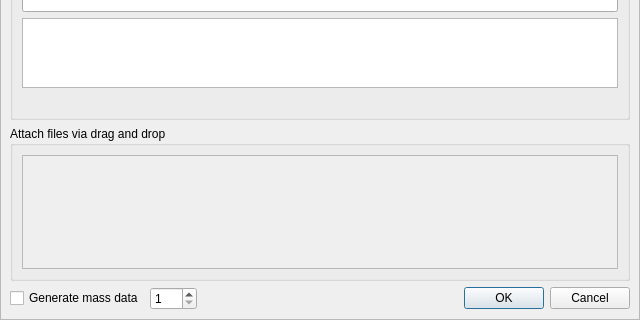
The window that retroshare-gui/src/gui/gxsforums/CreateGxsForumMsg.ui (RetroShare/RetroShare) describes before a commit, drawn with Qt 5; both pictures show x 0 to 640 and y 148 to 468 of the 640 by 468 pixel window.
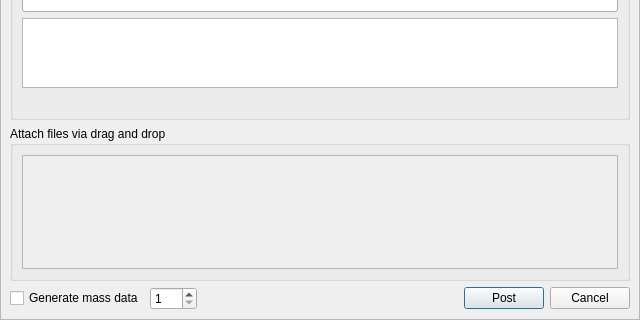
The same window after the commit. Icons and pictures are not drawn. Custom widgets are drawn as their Qt base class.

Commit message:
Changed the buttons to use QPushButton which is easier with stylesheets
* Changed the buttons to use QPushButton which is easier with stylesheets
* Use standard strings Create or Post or Update ( not more OK or Send)
*Added default stylesheet colors for Create & Post Buttons

Diff of the .ui file:
```diff
--- a/retroshare-gui/src/gui/gxsforums/CreateGxsForumMsg.ui
+++ b/retroshare-gui/src/gui/gxsforums/CreateGxsForumMsg.ui
@@ -347,22 +347,23 @@
           </property>
           <property name="sizeHint" stdset="0">
            <size>
-            <width>242</width>
+            <width>40</width>
             <height>20</height>
            </size>
           </property>
          </spacer>
         </item>
         <item>
-         <widget class="QDialogButtonBox" name="buttonBox">
-          <property name="sizePolicy">
-           <sizepolicy hsizetype="Maximum" vsizetype="Fixed">
-            <horstretch>0</horstretch>
-            <verstretch>0</verstretch>
-           </sizepolicy>
+         <widget class="QPushButton" name="postButton">
+          <property name="text">
+           <string>Post</string>
           </property>
-          <property name="standardButtons">
-           <set>QDialogButtonBox::Cancel|QDialogButtonBox::Ok</set>
+         </widget>
+        </item>
+        <item>
+         <widget class="QPushButton" name="cancelButton">
+          <property name="text">
+           <string>Cancel</string>
           </property>
          </widget>
         </item>
```
Left out of the diff: 2 changed lines with no effect on the pictures. The commit also changes 10 other files.
